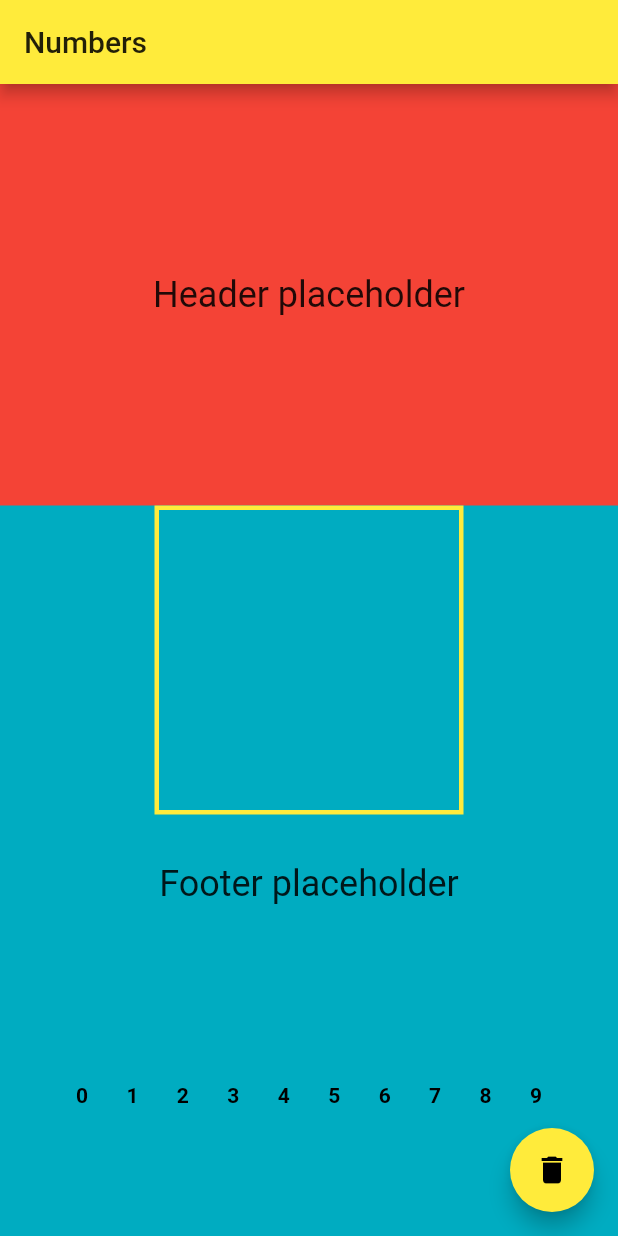
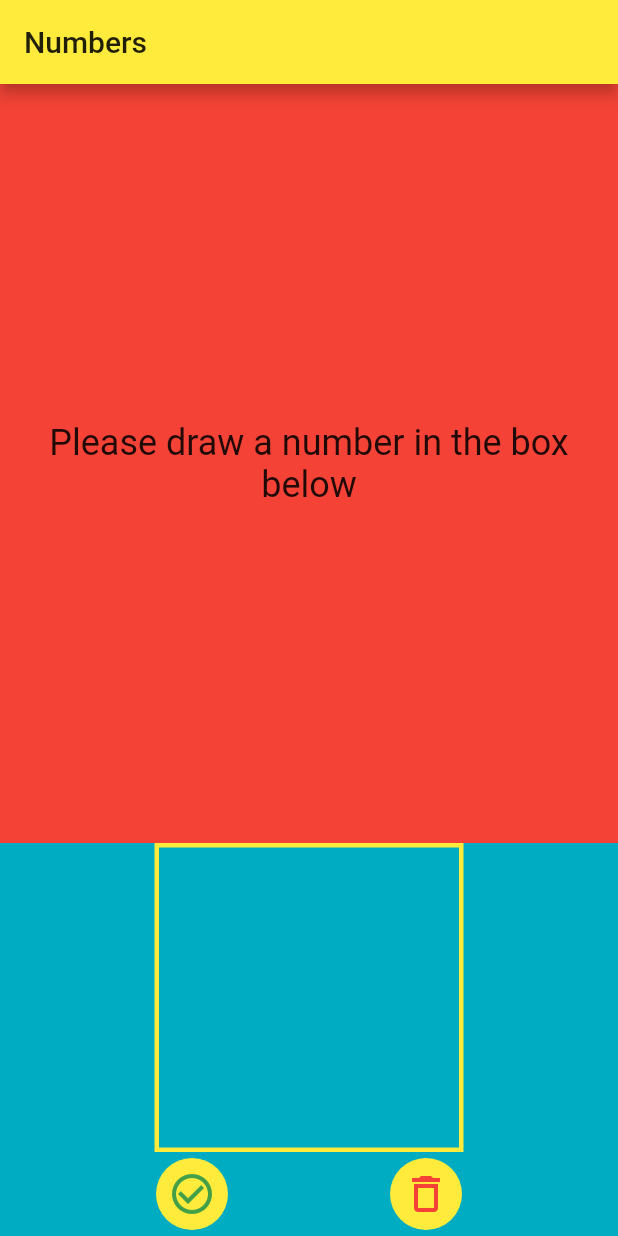
Before and after one commit to guillermo-gerard/numbers-practice, a Flutter app: the screen it shows after launch, on a phone screen of 412 x 824 dp. Run offline on Flutter 3.47's test engine with Material 2 defaults, Android fonts, the phone set to English and light mode, and no system bars; drawn by our look-alikes of fl_chart; missing offline and left inert: tflite.

Commit message:
removed chart, added buttons to clear and check

```diff
--- a/lib/components/recognizer_screen/recognizer_screen.dart
+++ b/lib/components/recognizer_screen/recognizer_screen.dart
@@ -1,4 +1,5 @@
 import 'package:flutter/material.dart';
+import 'package:flutter/scheduler.dart';
 import 'package:number_trainer/I18n/my_localizations.dart';
 import '../../constants.dart';
 import 'drawing_painter.dart';
@@ -26,13 +27,18 @@ class _RecognizerScreen extends State<RecognizerScreen> {
     super.initState();
     numberRecognizer.loadModel();
     _buildBarChartInfo();
-    Future.delayed(Duration.zero, () {
-      this._resetLabels(context);
-    });
+    SchedulerBinding.instance
+        .addPostFrameCallback((_) => _resetLabels(context));
+    // Future.delayed(Duration(seconds: 1), () {
+    //   this._resetLabels(context);
+    // });
   }
 
   @override
   Widget build(BuildContext context) {
+    headerText = MyLocalizations.of(context).drawNumberInBox;
+    footerText = MyLocalizations.of(context).letMeGuess;
+
     return Scaffold(
       appBar: AppBar(
         title: Text(widget.title),
@@ -81,13 +87,6 @@ class _RecognizerScreen extends State<RecognizerScreen> {
                     },
                     onPanEnd: (details) async {
                       points.add(null);
-                      List predictions =
-                          await numberRecognizer.processCanvasPoints(points);
-                      setState(() {
-                        print(predictions);
-                        _buildBarChartInfo(recognitions: predictions);
-                        _setLabelsForGuess(predictions.first['label']);
-                      });
                     },
                     child: ClipRect(
                       child: CustomPaint(
@@ -101,66 +100,105 @@ class _RecognizerScreen extends State<RecognizerScreen> {
                 },
               ),
             ),
-            Expanded(
-              child: Padding(
-                padding: const EdgeInsets.fromLTRB(0, 32, 0, 64),
-                child: Container(
-                  child: Column(
-                    crossAxisAlignment: CrossAxisAlignment.stretch,
-                    mainAxisAlignment: MainAxisAlignment.center,
-                    mainAxisSize: MainAxisSize.max,
-                    children: <Widget>[
-                      Center(
-                        child: Text(
-                          footerText,
-                          style: Theme.of(context).textTheme.headline5,
-                        ),
-                      ),
-                      Expanded(
-                        child: Padding(
-                          padding: EdgeInsets.fromLTRB(32, 32, 32, 16),
-                          child: BarChart(
-                            BarChartData(
-                              titlesData: FlTitlesData(
-                                show: true,
-                                bottomTitles: SideTitles(
-                                    showTitles: true,
-                                    textStyle: TextStyle(
-                                        color: Colors.black,
-                                        fontWeight: FontWeight.bold,
-                                        fontSize: 14),
-                                    margin: 6,
-                                    getTitles: (double value) {
-                                      return value.toInt().toString();
-                                    }),
-                                leftTitles: SideTitles(
-                                  showTitles: false,
-                                ),
-                              ),
-                              borderData: FlBorderData(
-                                show: false,
-                              ),
-                              barGroups: chartItems,
-                              // read about it in the below section
-                            ),
-                          ),
-                        ),
-                      )
-                    ],
+            Row(
+              mainAxisAlignment: MainAxisAlignment.spaceEvenly,
+              children: <Widget>[
+                Padding(
+                  padding: const EdgeInsets.fromLTRB(4, 4, 4, 4),
+                  child: CircleAvatar(
+                    radius: 24,
+                    backgroundColor: Colors.yellow,
+                    child: IconButton(
+                        icon: Icon(Icons.check_circle_outline),
+                        color: Colors.green[600],
+                        iconSize: 32,
+                        onPressed: () async {
+                          List predictions = await numberRecognizer
+                              .processCanvasPoints(points);
+                          setState(() {
+                            print(predictions);
+                            _buildBarChartInfo(recognitions: predictions);
+                            _setLabelsForGuess(predictions.first['label']);
+                          });
+                        }),
                   ),
                 ),
-              ),
+                Padding(
+                  padding: const EdgeInsets.fromLTRB(4, 4, 4, 4),
+                  child: CircleAvatar(
+                    radius: 24,
+                    backgroundColor: Colors.yellow,
+                    child: IconButton(
+                        icon: Icon(Icons.delete_outline),
+                        color: Colors.red,
+                        iconSize: 32,
+                        onPressed: () async {
+                          _cleanDrawing(context);
+                        }),
+                  ),
+                ),
+              ],
             ),
+            // Expanded(
+            //   child: Padding(
+            //     padding: const EdgeInsets.fromLTRB(0, 32, 0, 64),
+            //     child: Container(
+            //       child: Column(
+            //         crossAxisAlignment: CrossAxisAlignment.stretch,
+            //         mainAxisAlignment: MainAxisAlignment.center,
+            //         mainAxisSize: MainAxisSize.max,
+            //         children: <Widget>[
+            //           Center(
+            //             child: Text(
+            //               footerText,
+            //               style: Theme.of(context).textTheme.headline5,
+            //             ),
+            //           ),
+            // Expanded(
+            //   child: Padding(
+            //     padding: EdgeInsets.fromLTRB(32, 32, 32, 16),
+            //     child: BarChart(
+            //       BarChartData(
+            //         titlesData: FlTitlesData(
+            //           show: true,
+            //           bottomTitles: SideTitles(
+            //               showTitles: true,
+            //               textStyle: TextStyle(
+            //                   color: Colors.black,
+            //                   fontWeight: FontWeight.bold,
+            //                   fontSize: 14),
+            //               margin: 6,
+            //               getTitles: (double value) {
+            //                 return value.toInt().toString();
+            //               }),
+            //           leftTitles: SideTitles(
+            //             showTitles: false,
+            //           ),
+            //         ),
+            //         borderData: FlBorderData(
+            //           show: false,
+            //         ),
+            //         barGroups: chartItems,
+            //         // read about it in the below section
+            //       ),
+            //     ),
+            //   ),
+            // )
+            //       ],
+            //     ),
+            //   ),
+            // ),
+            //  ),
           ],
         ),
       ),
-      floatingActionButton: FloatingActionButton(
-        onPressed: () {
-          _cleanDrawing(context);
-        },
-        tooltip: 'Clean',
-        child: Icon(Icons.delete),
-      ),
+      // floatingActionButton: FloatingActionButton(
+      //   onPressed: () {
+      //     _cleanDrawing(context);
+      //   },
+      //   tooltip: 'Clean',
+      //   child: Icon(Icons.delete),
+      // ),
     );
   }
 
@@ -168,9 +206,9 @@ class _RecognizerScreen extends State<RecognizerScreen> {
     setState(() {
       points = List();
       _buildBarChartInfo();
-      Future.delayed(Duration.zero, () {
-        this._resetLabels(context);
-      });
+//      Future.delayed(Duration.zero, () {
+      this._resetLabels(context);
+      //    });
     });
   }
 
```
Also changed, not shown: flutter_02.png (added), flutter_03.png (added).
